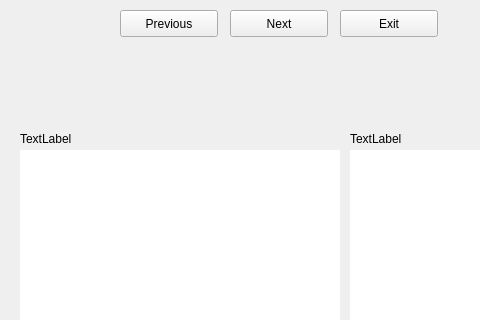
Qt form VisionTraining/visioncomparitor.ui (NUbots/robocup) before a commit; both pictures show x 0 to 480 and y 0 to 320 of the 688 by 447 pixel window.
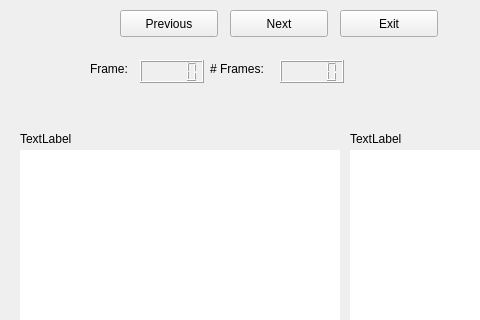
The same form after that commit.

What changed in the file:
```diff
--- a/VisionTraining/visioncomparitor.ui
+++ b/VisionTraining/visioncomparitor.ui
@@ -117,6 +117,52 @@
      <string>TextLabel</string>
     </property>
    </widget>
+   <widget class="QLCDNumber" name="frameLCD">
+    <property name="geometry">
+     <rect>
+      <x>140</x>
+      <y>60</y>
+      <width>64</width>
+      <height>23</height>
+     </rect>
+    </property>
+   </widget>
+   <widget class="QLCDNumber" name="totalLCD">
+    <property name="geometry">
+     <rect>
+      <x>280</x>
+      <y>60</y>
+      <width>64</width>
+      <height>23</height>
+     </rect>
+    </property>
+   </widget>
+   <widget class="QLabel" name="label_3">
+    <property name="geometry">
+     <rect>
+      <x>90</x>
+      <y>60</y>
+      <width>66</width>
+      <height>17</height>
+     </rect>
+    </property>
+    <property name="text">
+     <string>Frame:</string>
+    </property>
+   </widget>
+   <widget class="QLabel" name="label_4">
+    <property name="geometry">
+     <rect>
+      <x>210</x>
+      <y>60</y>
+      <width>66</width>
+      <height>17</height>
+     </rect>
+    </property>
+    <property name="text">
+     <string># Frames:</string>
+    </property>
+   </widget>
   </widget>
   <widget class="QMenuBar" name="menubar">
    <property name="geometry">
```
